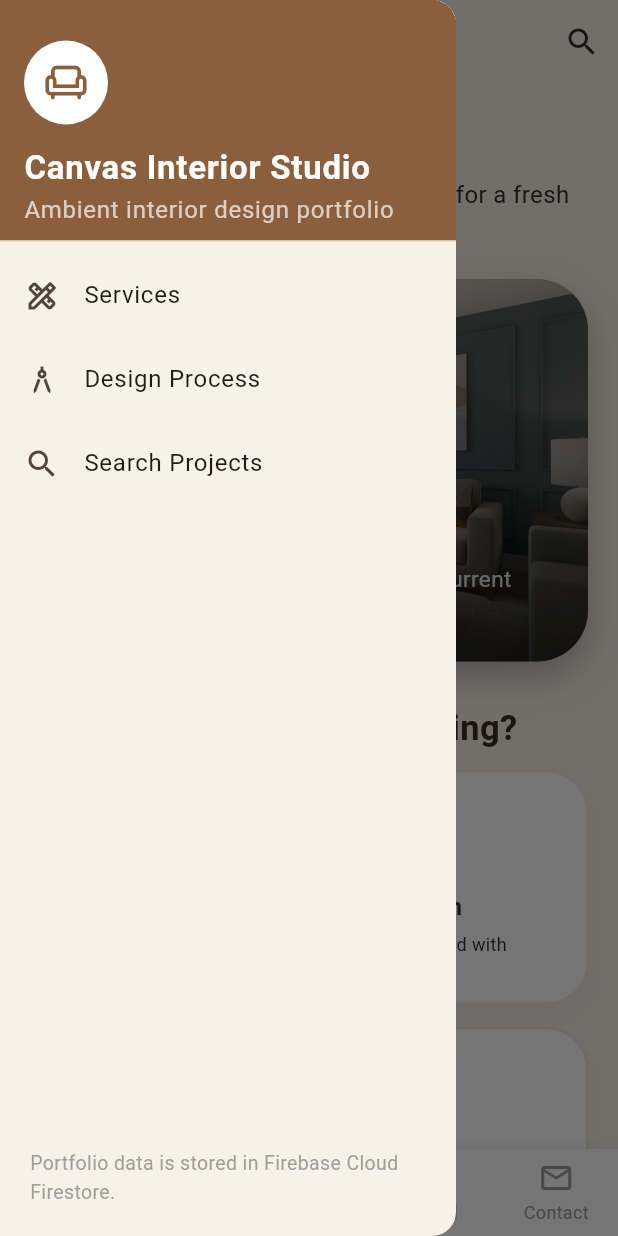
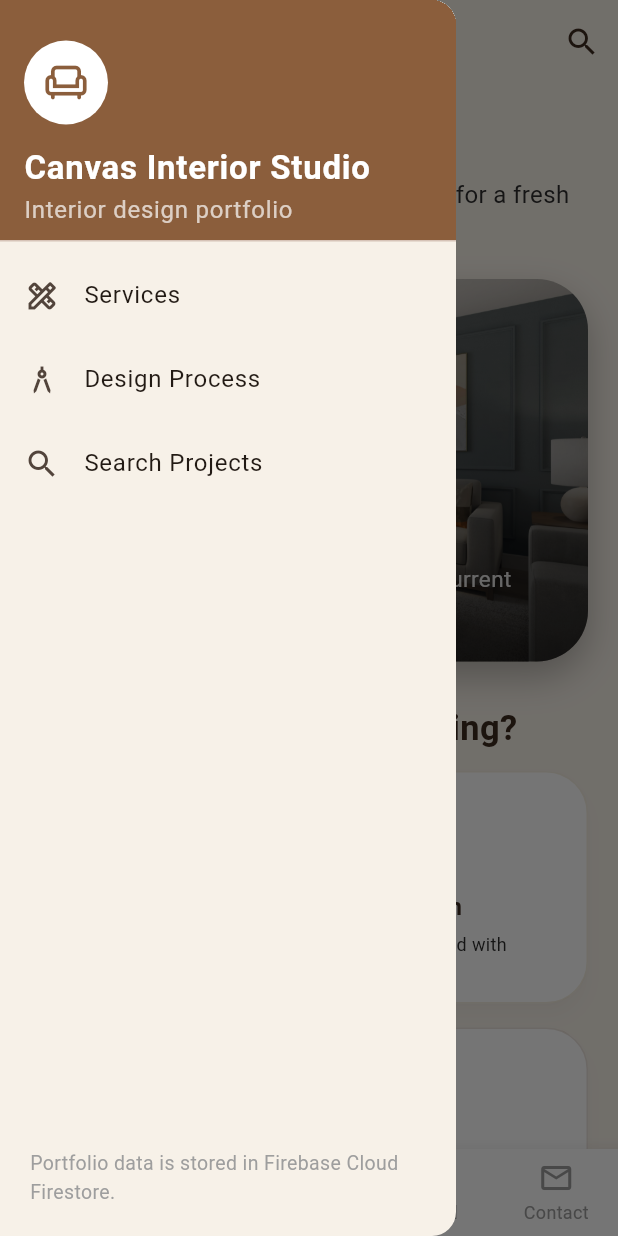
Before and after one commit to COMP5450-Group10/Challenge2, a Flutter app: the screen it shows after launch, with the side drawer open, on a phone screen of 412 x 824 dp. Run offline on Flutter 3.47's test engine with Material 3 defaults, Android fonts, the phone set to English and light mode, and no system bars; our stand-ins replace cloud_firestore, firebase_core; accounts and stored records are empty.

Commit message:
Update app_drawer.dart

```diff
--- a/lib/widgets/app_drawer.dart
+++ b/lib/widgets/app_drawer.dart
@@ -39,7 +39,7 @@
                     ),
                   ),
                   Text(
-                    'Ambient interior design portfolio',
+                    'Interior design portfolio',
                     style: TextStyle(color: Colors.white70),
                   ),
                 ],
```
